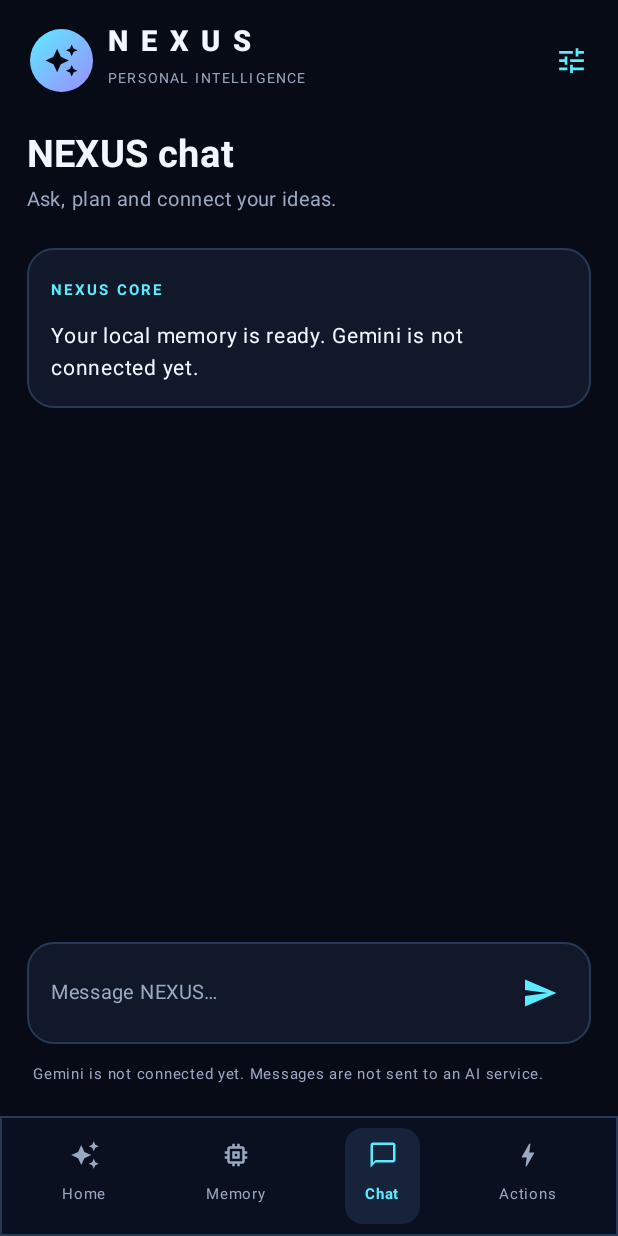
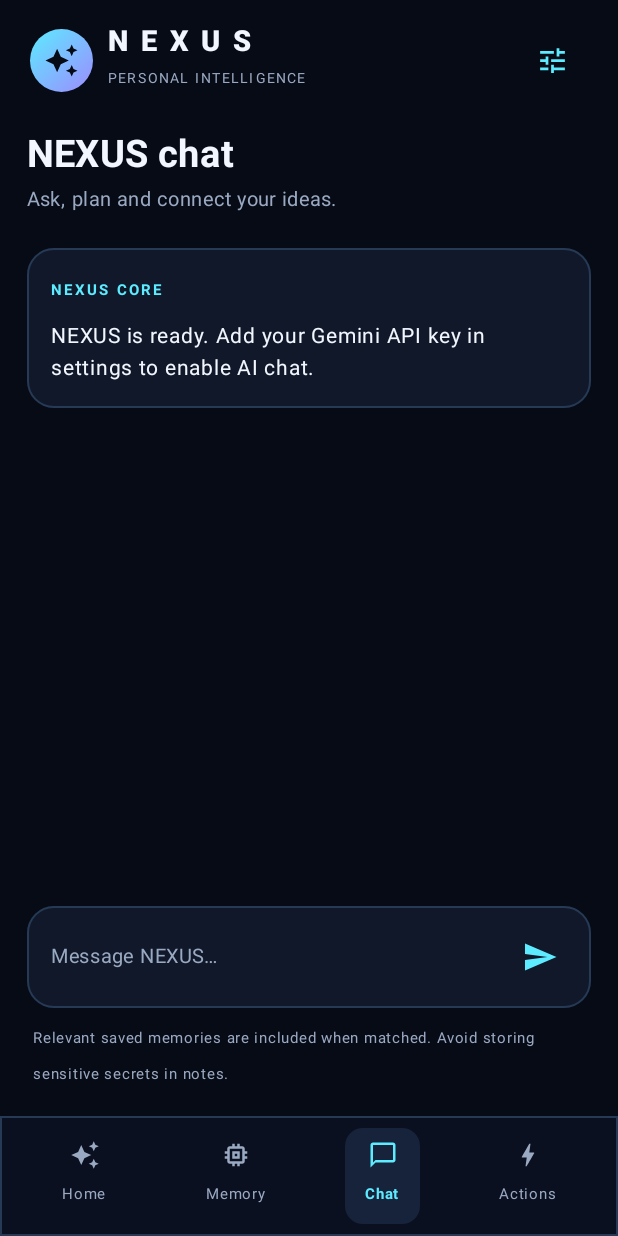
Before and after one commit to snk23062007-oss/projects, an Android app built with Jetpack Compose: the screen it shows after launch (MainActivity), after a tap on "Chat", on a phone screen of 412 x 824 dp. Run offline under Robolectric (Android 15) with nearby library versions, the phone set to English and light mode, and no system bars; our stand-ins replace Room's generated code; 3 other taps on this screen came first.

Commit message:
NEXUS: connect chat to Gemini with memory context and settings

```diff
--- a/NEXUS/app/src/main/java/com/nexus/secondbrain/MainActivity.kt
+++ b/NEXUS/app/src/main/java/com/nexus/secondbrain/MainActivity.kt
@@ -60,6 +60,8 @@ import androidx.compose.ui.text.font.FontWeight
 import androidx.compose.ui.text.style.TextOverflow
 import androidx.compose.ui.unit.dp
 import androidx.compose.ui.unit.sp
+import com.nexus.secondbrain.core.ai.ApiKeyStore
+import com.nexus.secondbrain.core.ai.GeminiRestGateway
 import com.nexus.secondbrain.data.MemoryEntity
 import com.nexus.secondbrain.data.NexusDatabase
 import kotlinx.coroutines.launch
@@ -83,19 +85,23 @@ class MainActivity : ComponentActivity() {
 @Composable
 private fun NexusApp(context: Context) {
     val database = remember { NexusDatabase.getInstance(context) }
+    val apiKeyStore = remember { ApiKeyStore(context) }
     val notes by database.memoryDao().observeAll().collectAsState(initial = emptyList())
     val scope = rememberCoroutineScope()
     var selectedTab by remember { mutableStateOf("Home") }
     var query by remember { mutableStateOf("") }
     var showCapture by remember { mutableStateOf(false) }
+    var showSettings by remember { mutableStateOf(false) }
+    var apiKeyDraft by remember { mutableStateOf("") }
     var noteTitle by remember { mutableStateOf("") }
     var noteBody by remember { mutableStateOf("") }
     var chatInput by remember { mutableStateOf("") }
-    var chatReply by remember { mutableStateOf("Your local memory is ready. Gemini is not connected yet.") }
+    var chatReply by remember { mutableStateOf("NEXUS is ready. Add your Gemini API key in settings to enable AI chat.") }
+    var chatBusy by remember { mutableStateOf(false) }
 
     Surface(color = Background, modifier = Modifier.fillMaxSize()) {
         Column(Modifier.fillMaxSize().navigationBarsPadding()) {
-            TopBar()
+            TopBar(onSettings = { apiKeyDraft = apiKeyStore.read().orEmpty(); showSettings = true })
             when (selectedTab) {
                 "Home" -> HomeScreen(
                     notes = notes,
@@ -114,10 +120,22 @@ private fun NexusApp(context: Context) {
                     input = chatInput,
                     reply = chatReply,
                     onInput = { chatInput = it },
+                    busy = chatBusy,
                     onSend = {
-                        if (chatInput.isNotBlank()) {
-                            chatReply = "This prototype has not sent your message to an AI service. Gemini integration is the next milestone."
+                        val message = chatInput.trim()
+                        if (message.isNotEmpty() && !chatBusy) {
                             chatInput = ""
+                            chatBusy = true
+                            chatReply = "Thinking…"
+                            scope.launch {
+                                val relevantMemories = database.memoryDao().search(message, 5)
+                                val result = GeminiRestGateway({ apiKeyStore.read() }).answer(message, relevantMemories)
+                                chatReply = result.fold(
+                                    onSuccess = { it },
+                                    onFailure = { "Could not get a Gemini response: ${it.message ?: "Unknown error"}" }
+                                )
+                                chatBusy = false
+                            }
                         }
                     }
                 )
@@ -125,6 +143,35 @@ private fun NexusApp(context: Context) {
             }
             BottomBar(selected = selectedTab, onSelect = { selectedTab = it })
         }
+    }
+
+    if (showSettings) {
+        AlertDialog(
+            onDismissRequest = { showSettings = false },
+            containerColor = Panel,
+            title = { Text("Gemini settings", color = MainText, fontWeight = FontWeight.SemiBold) },
+            text = {
+                Column(verticalArrangement = Arrangement.spacedBy(10.dp)) {
+                    Text("Enter your Gemini API key. It is encrypted with Android Keystore on this device. For a public app, use a protected backend instead.", color = Muted, fontSize = 12.sp, lineHeight = 18.sp)
+                    DarkField(apiKeyDraft, { apiKeyDraft = it }, "Paste Gemini API key")
+                    Text("Model: ${GeminiRestGateway.DEFAULT_MODEL}", color = Cyan, fontSize = 11.sp)
+                }
+            },
+            confirmButton = {
+                Button(onClick = {
+                    if (apiKeyDraft.isNotBlank()) apiKeyStore.save(apiKeyDraft.trim())
+                    showSettings = false
+                }, colors = ButtonDefaults.buttonColors(containerColor = Cyan, contentColor = Background)) {
+                    Text("Save key", fontWeight = FontWeight.Bold)
+                }
+            },
+            dismissButton = {
+                Row {
+                    TextButton(onClick = { apiKeyStore.clear(); apiKeyDraft = ""; showSettings = false }) { Text("Remove key", color = Violet) }
+                    TextButton(onClick = { showSettings = false }) { Text("Cancel", color = Muted) }
+                }
+            }
+        )
     }
 
     if (showCapture) {
@@ -164,7 +211,7 @@ private fun NexusApp(context: Context) {
 }
 
 @Composable
-private fun TopBar() {
+private fun TopBar(onSettings: () -> Unit) {
     Row(
         Modifier.fillMaxWidth().padding(horizontal = 20.dp, vertical = 16.dp),
         verticalAlignment = Alignment.CenterVertically,
@@ -179,7 +226,7 @@ private fun TopBar() {
                 Text("PERSONAL INTELLIGENCE", color = Muted, fontSize = 9.sp, letterSpacing = 1.5.sp)
             }
         }
-        Icon(Icons.Default.Tune, contentDescription = "Preferences", tint = Cyan, modifier = Modifier.size(22.dp))
+        IconButton(onClick = onSettings) { Icon(Icons.Default.Tune, contentDescription = "Gemini settings", tint = Cyan, modifier = Modifier.size(22.dp)) }
     }
 }
 
@@ -287,7 +334,7 @@ private fun ColumnScope.MemoryScreen(
 }
 
 @Composable
-private fun ColumnScope.ChatScreen(input: String, reply: String, onInput: (String) -> Unit, onSend: () -> Unit) {
+private fun ColumnScope.ChatScreen(input: String, reply: String, busy: Boolean, onInput: (String) -> Unit, onSend: () -> Unit) {
     Column(Modifier.weight(1f).padding(horizontal = 18.dp, vertical = 8.dp)) {
         Text("NEXUS chat", color = MainText, fontSize = 25.sp, fontWeight = FontWeight.Bold)
         Text("Ask, plan and connect your ideas.", color = Muted, fontSize = 13.sp, modifier = Modifier.padding(top = 4.dp))
@@ -299,9 +346,9 @@ private fun ColumnScope.ChatScreen(input: String, reply: String, onInput: (Strin
         Spacer(Modifier.weight(1f))
         Row(Modifier.fillMaxWidth().background(Panel, RoundedCornerShape(18.dp)).border(1.dp, Border, RoundedCornerShape(18.dp)).padding(10.dp), verticalAlignment = Alignment.CenterVertically) {
             Box(Modifier.weight(1f).padding(horizontal = 6.dp)) { DarkField(input, onInput, "Message NEXUS…") }
-            IconButton(onClick = onSend) { Icon(Icons.Default.Send, "Send", tint = Cyan) }
+            IconButton(onClick = onSend, enabled = !busy && input.isNotBlank()) { Icon(Icons.Default.Send, "Send", tint = if (busy) Muted else Cyan) }
         }
-        Text("Gemini is not connected yet. Messages are not sent to an AI service.", color = Muted, fontSize = 10.sp, modifier = Modifier.padding(top = 8.dp, start = 4.dp, bottom = 8.dp))
+        Text(if (busy) "Gemini is generating a response…" else "Relevant saved memories are included when matched. Avoid storing sensitive secrets in notes.", color = Muted, fontSize = 10.sp, modifier = Modifier.padding(top = 8.dp, start = 4.dp, bottom = 8.dp))
     }
 }
 
```
